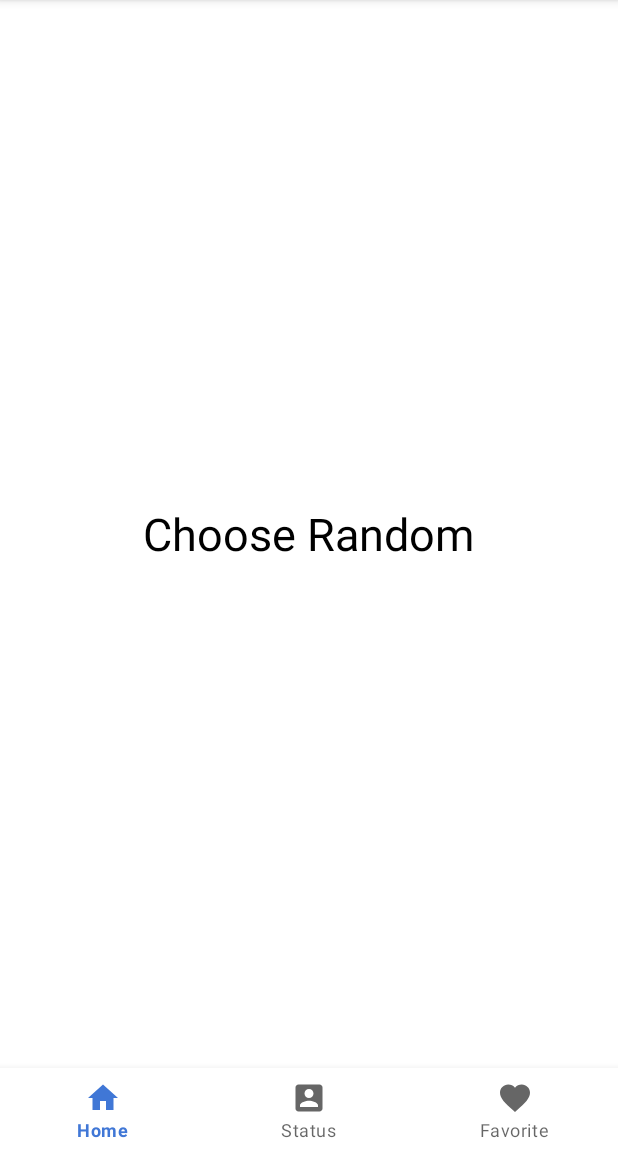
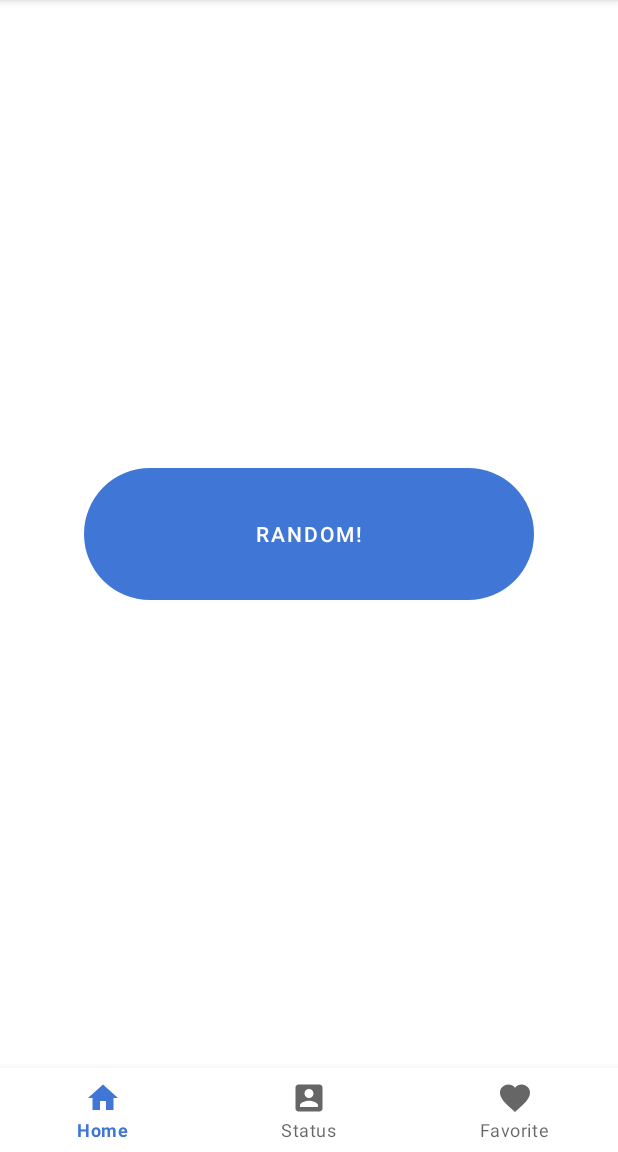
Before and after one commit to LiranFain22/FitUp, an Android app: the Fragment_Choose_Random screen opened through its navigation route, on a phone screen of 412 x 824 dp, the part 84-1236 px from its top. Run offline under Robolectric (Android 15) with nearby library versions, the phone set to English and light mode, and no system bars; our stand-ins replace Firebase (no records; nobody signed in at launch, a user with empty details on screens opened directly).

Commit message:
finished choose_random_fragment

```diff
--- a/app/src/main/java/com/example/fitup/Fragments/Fragment_Choose_Random.java
+++ b/app/src/main/java/com/example/fitup/Fragments/Fragment_Choose_Random.java
@@ -1,16 +1,43 @@
 package com.example.fitup.Fragments;
 
+import android.animation.Animator;
 import android.os.Bundle;
 
+import androidx.annotation.NonNull;
+import androidx.annotation.Nullable;
 import androidx.fragment.app.Fragment;
+import androidx.navigation.NavController;
+import androidx.navigation.Navigation;
 
 import android.view.LayoutInflater;
 import android.view.View;
 import android.view.ViewGroup;
+import android.view.animation.Animation;
 
+import com.airbnb.lottie.LottieAnimationView;
+import com.example.fitup.JavaClasses.MyUser;
+import com.example.fitup.JavaClasses.Workout;
 import com.example.fitup.R;
+import com.google.android.gms.tasks.OnCompleteListener;
+import com.google.android.gms.tasks.Task;
+import com.google.android.material.button.MaterialButton;
+import com.google.firebase.auth.FirebaseAuth;
+import com.google.firebase.auth.FirebaseUser;
+import com.google.firebase.firestore.DocumentSnapshot;
+import com.google.firebase.firestore.FirebaseFirestore;
+import com.google.firebase.firestore.QuerySnapshot;
+
+import java.util.ArrayList;
+import java.util.Random;
 
 public class Fragment_Choose_Random extends Fragment {
+
+    private MaterialButton Fragment_Choose_Random_BTN_random;
+    private LottieAnimationView Fragment_Choose_Random_ANIM;
+
+    private Random random = new Random();
+    private FirebaseFirestore database;
+    private NavController navController = null;
 
     @Override
     public View onCreateView(LayoutInflater inflater, ViewGroup container,
@@ -18,4 +45,80 @@ public class Fragment_Choose_Random extends Fragment {
         // Inflate the layout for this fragment
         return inflater.inflate(R.layout.fragment__choose__random, container, false);
     }
+
+    @Override
+    public void onViewCreated(@NonNull View view, @Nullable Bundle savedInstanceState) {
+        super.onViewCreated(view, savedInstanceState);
+
+        findViews(view);
+
+        Fragment_Choose_Random_ANIM.setVisibility(View.INVISIBLE);
+        Fragment_Choose_Random_BTN_random.setOnClickListener(new View.OnClickListener() {
+            @Override
+            public void onClick(View view) {
+                Fragment_Choose_Random_BTN_random.setVisibility(View.INVISIBLE);
+                Fragment_Choose_Random_ANIM.setVisibility(View.VISIBLE);
+                Fragment_Choose_Random_ANIM.playAnimation();
+                Fragment_Choose_Random_ANIM.addAnimatorListener(new Animator.AnimatorListener() {
+                    @Override
+                    public void onAnimationStart(Animator animator) {
+
+                    }
+
+                    @Override
+                    public void onAnimationEnd(Animator animator) {
+                        Fragment_Choose_Random_ANIM.setVisibility(View.GONE);
+                        chooseWorkout();
+                    }
+
+                    @Override
+                    public void onAnimationCancel(Animator animator) {
+
+                    }
+
+                    @Override
+                    public void onAnimationRepeat(Animator animator) {
+
+                    }
+                });
+            }
+        });
+    }
+
+    private void chooseWorkout() {
+        database = FirebaseFirestore.getInstance();
+        FirebaseUser user = FirebaseAuth.getInstance().getCurrentUser();
+        final ArrayList<Workout> workoutArrayList = new ArrayList<>();
+        database.collection("users").whereEqualTo("uid", user.getUid()).get().addOnCompleteListener(new OnCompleteListener<QuerySnapshot>() {
+            @Override
+            public void onComplete(@NonNull Task<QuerySnapshot> task) {
+                if(task.isSuccessful()){
+                    for(DocumentSnapshot documentSnapshot : task.getResult()){
+                        MyUser myUser = documentSnapshot.toObject(MyUser.class);
+                        database.collection("workouts").whereEqualTo("Level", myUser.getLevel()).get().addOnCompleteListener(new OnCompleteListener<QuerySnapshot>() {
+                            @Override
+                            public void onComplete(@NonNull Task<QuerySnapshot> task) {
+                                for(DocumentSnapshot documentReference : task.getResult()){
+                                    Workout workout = documentReference.toObject(Workout.class);
+                                    workoutArrayList.add(workout);
+                                }
+                                int numberWorkout = random.nextInt((workoutArrayList.size()));
+                                Bundle bundle = new Bundle();
+                                String workoutName = workoutArrayList.get(numberWorkout).Name;
+                                bundle.putString("workout_name" , workoutName);
+                                navController.navigate(R.id.action_fragment_Choose_Random_to_fragment_workout, bundle);
+                            }
+                        });
+                    }
+                }
+            }
+        });
+    }
+
+    private void findViews(View view) {
+        Fragment_Choose_Random_BTN_random = view.findViewById(R.id.Fragment_Choose_Random_BTN_random);
+        Fragment_Choose_Random_ANIM = view.findViewById(R.id.Fragment_Choose_Random_ANIM);
+
+        navController = Navigation.findNavController(view);
+    }
 }
--- a/app/src/main/res/layout/fragment__choose__random.xml
+++ b/app/src/main/res/layout/fragment__choose__random.xml
@@ -3,20 +3,42 @@
     xmlns:tools="http://schemas.android.com/tools"
     android:layout_width="match_parent"
     android:layout_height="match_parent"
+    xmlns:app="http://schemas.android.com/apk/res-auto"
     tools:context=".Fragments.Fragment_Choose_Random">
 
-    <RelativeLayout
+    <androidx.constraintlayout.widget.ConstraintLayout
         android:layout_width="match_parent"
-        android:layout_height="wrap_content"
-        android:layout_gravity="center_vertical"
-        android:gravity="center_horizontal">
+        android:layout_height="match_parent">
 
-        <TextView
-            android:layout_width="wrap_content"
-            android:layout_height="wrap_content"
-            android:text="Choose Random"
-            android:textColor="#000000"
-            android:textSize="30sp"/>
-    </RelativeLayout>
+        <com.google.android.material.button.MaterialButton
+            android:id="@+id/Fragment_Choose_Random_BTN_random"
+            android:layout_width="300dp"
+            android:layout_height="100dp"
+            android:layout_margin="100dp"
+            android:text="RANDOM!"
+            app:cornerRadius="100dp"
+            app:layout_constraintBottom_toBottomOf="parent"
+            app:layout_constraintEnd_toEndOf="parent"
+            app:layout_constraintStart_toStartOf="parent"
+            app:layout_constraintTop_toTopOf="parent" />
+
+        <com.airbnb.lottie.LottieAnimationView
+            android:id="@+id/Fragment_Choose_Random_ANIM"
+            android:layout_width="200dp"
+            android:layout_height="200dp"
+            app:layout_constraintBottom_toBottomOf="parent"
+            app:layout_constraintEnd_toEndOf="parent"
+            app:layout_constraintStart_toStartOf="parent"
+            app:layout_constraintTop_toTopOf="parent"
+            app:lottie_autoPlay="false"
+            app:lottie_repeatCount="1"
+            app:lottie_fileName="random_animation.json"
+            app:lottie_loop="true" />
+
+    </androidx.constraintlayout.widget.ConstraintLayout>
+
+
+
+
 
 </FrameLayout>
--- a/app/src/main/res/navigation/nav_graph.xml
+++ b/app/src/main/res/navigation/nav_graph.xml
@@ -62,7 +62,11 @@
         android:id="@+id/fragment_Choose_Random"
         android:name="com.example.fitup.Fragments.Fragment_Choose_Random"
         android:label="fragment__choose__random"
-        tools:layout="@layout/fragment__choose__random" />
+        tools:layout="@layout/fragment__choose__random" >
+        <action
+            android:id="@+id/action_fragment_Choose_Random_to_fragment_workout"
+            app:destination="@id/fragment_workout" />
+    </fragment>
     <fragment
         android:id="@+id/fragment_Discover"
         android:name="com.example.fitup.Fragments.Fragment_Discover"
--- a/build.gradle
+++ b/build.gradle
@@ -5,7 +5,7 @@ buildscript {
         jcenter()
     }
     dependencies {
-        classpath "com.android.tools.build:gradle:4.0.1"
+        classpath 'com.android.tools.build:gradle:4.0.2'
         classpath 'com.google.gms:google-services:4.3.3'
 
         // NOTE: Do not place your application dependencies here; they belong
```
Also changed, not shown: app/build.gradle (+6 -4 lines), app/src/main/assets/random_animation.json (added, +1 -0 lines).
